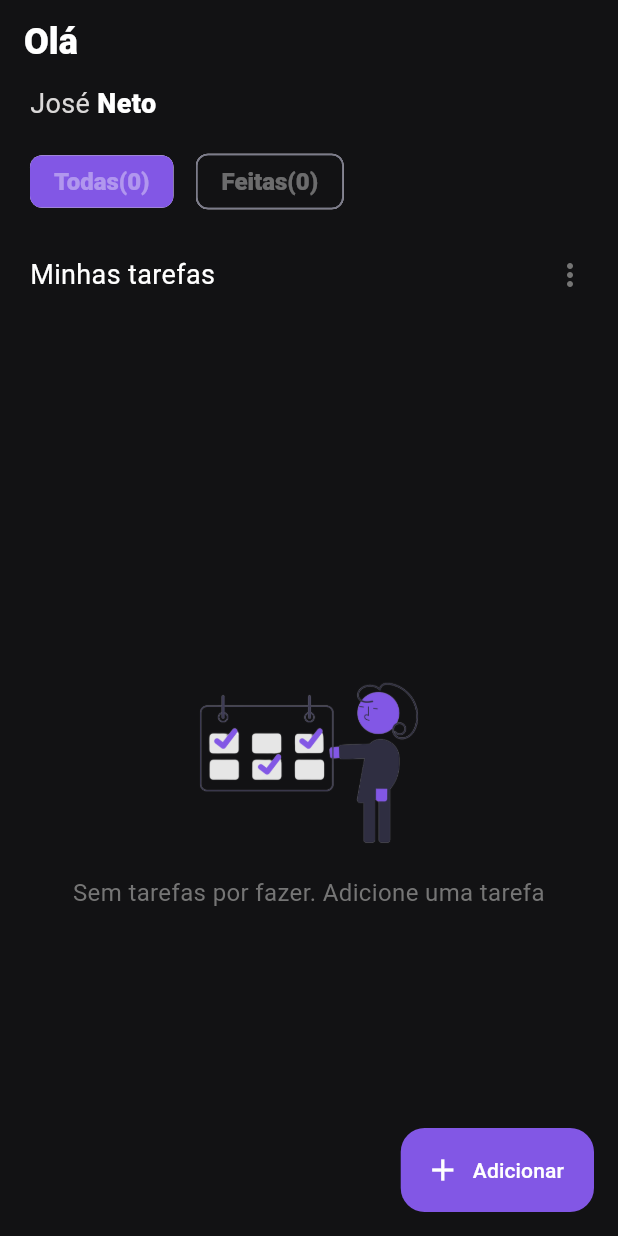
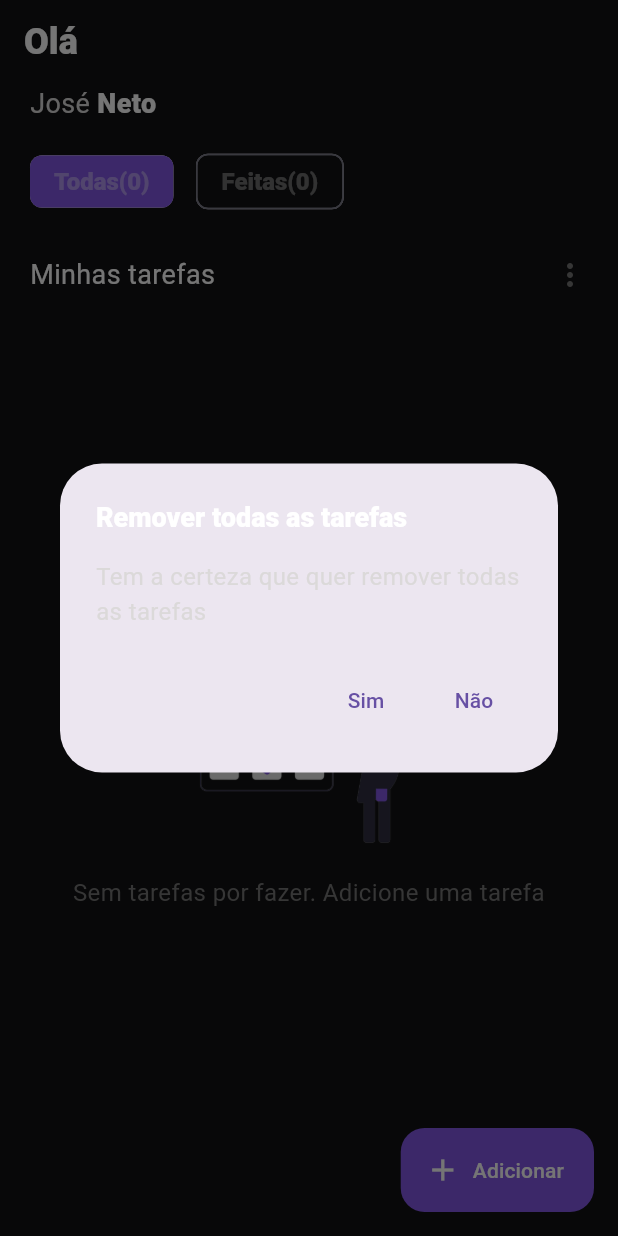
Before and after one commit to josedeneto/todo_app, a Flutter app: the screen it shows after launch, after a tap on the "more vert" icon, on a phone screen of 412 x 824 dp. Run offline on Flutter 3.47's test engine with Material 2 defaults, Android fonts, the phone set to English and light mode, and no system bars.

Commit message:
Adicionei alert dialog para o usuário ter a ceterza  do que deseja fazer

```diff
--- /dev/null
+++ b/lib/app/utils/helpers/mixins/alert_dialog.dart
@@ -0,0 +1,30 @@
+import 'package:app_todo/app/utils/colors/app_color.dart';
+import 'package:app_todo/app/utils/style/app_typography.dart';
+import 'package:flutter/material.dart';
+
+mixin AlertsDialog<T extends StatefulWidget> on State<T> {
+  showAlert(VoidCallback function) {
+    showAdaptiveDialog(
+      context: context,
+      builder: (_) {
+        return AlertDialog.adaptive(
+          title:  Text('Remover todas as tarefas',style: AppTypography.boldText!.copyWith(color: AppColor.white),),
+          content:
+               Text('Tem a certeza que quer remover todas as tarefas', style: AppTypography.normal,),
+          actions: [
+            TextButton(
+              onPressed: function,
+              child: const Text('Sim'),
+            ),
+            TextButton(
+              onPressed: () {
+                Navigator.pop(context);
+              },
+              child: const Text('Não'),
+            )
+          ],
+        );
+      },
+    );
+  }
+}
--- a/lib/app/views/home/controller/home_controller.dart
+++ b/lib/app/views/home/controller/home_controller.dart
@@ -19,6 +19,11 @@ class HomeController extends ChangeNotifier {
     notifyListeners();
   }
 
+  void removeAllTodo(){
+    todos.clear();
+    notifyListeners();
+  }
+
   void removeTodo(TodoModel todoModel) {
     if (todos.contains(todoModel) || done.contains(todoModel)) {
       todos.remove(todoModel);
--- a/lib/app/views/home/home_page.dart
+++ b/lib/app/views/home/home_page.dart
@@ -1,4 +1,5 @@
 import 'package:app_todo/app/utils/helpers/extensions/navigators_extension.dart';
+import 'package:app_todo/app/utils/helpers/mixins/alert_dialog.dart';
 import 'package:app_todo/app/views/home/controller/home_controller.dart';
 import 'package:flutter/material.dart';
 
@@ -17,7 +18,7 @@ class HomePage extends StatefulWidget {
   State<HomePage> createState() => _HomePageState();
 }
 
-class _HomePageState extends State<HomePage> {
+class _HomePageState extends State<HomePage> with AlertsDialog {
   @override
   Widget build(BuildContext context) {
     return Scaffold(
@@ -90,8 +91,13 @@ class _HomePageState extends State<HomePage> {
                   ),
                 ),
                 InkWell(
-                  onTap: () {},
-                  child:  Icon(
+                  onTap: () {
+                    showAlert(() {
+                      context.read<HomeController>().removeAllTodo();
+                      Navigator.pop(context);
+                    });
+                  },
+                  child: Icon(
                     Icons.more_vert_rounded,
                     color: AppColor.grey,
                   ),
```
